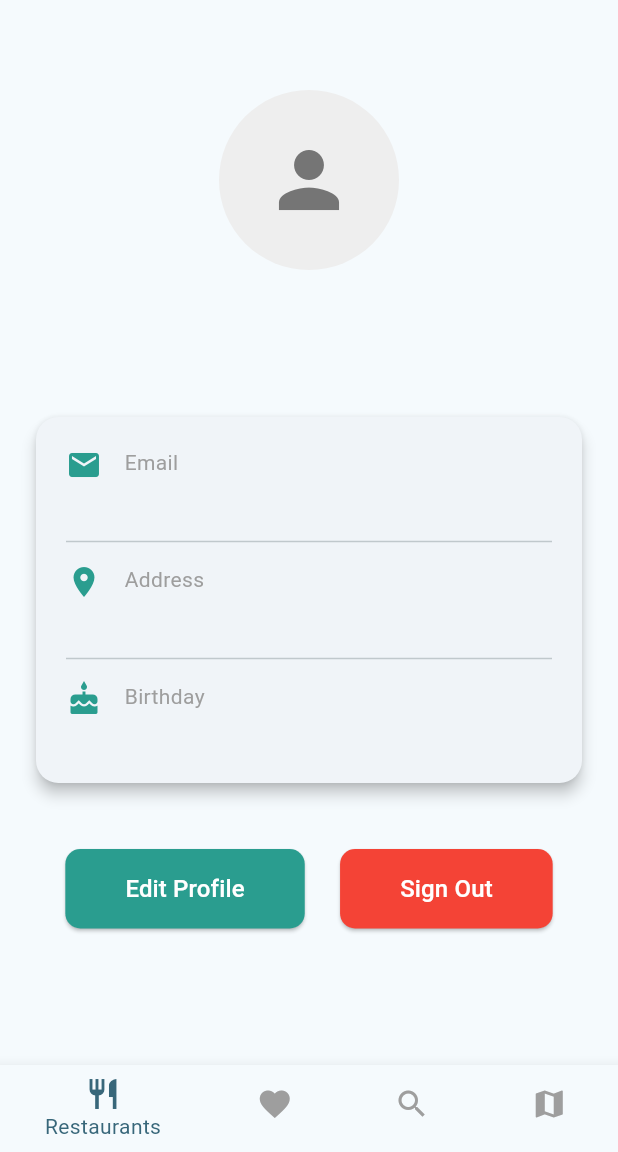
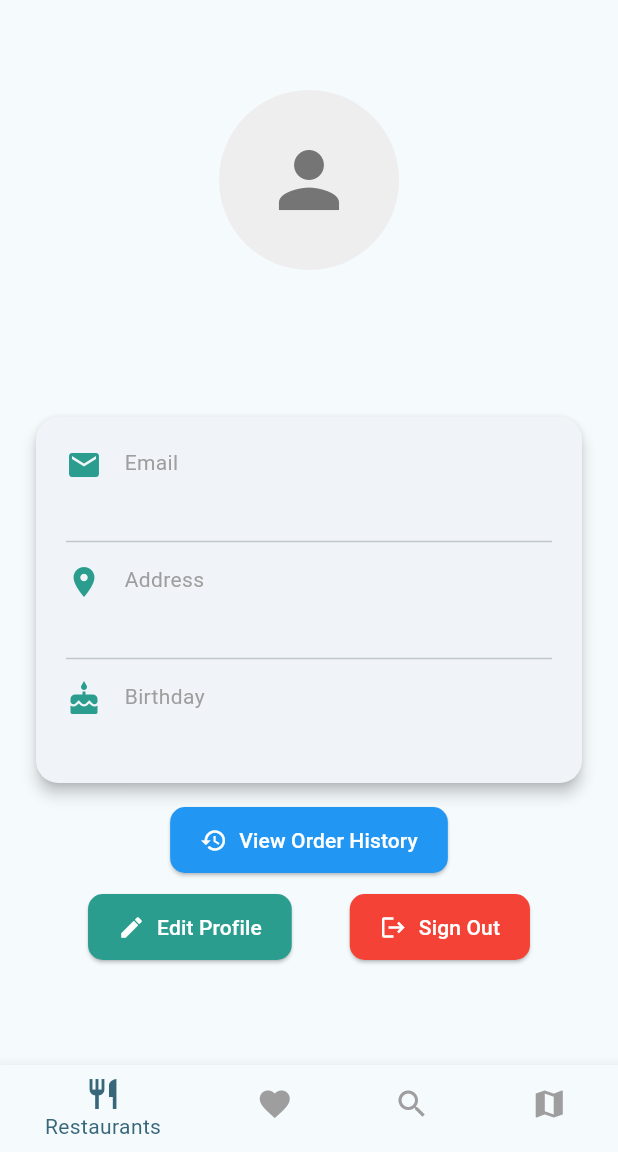
Before and after one commit to Grupo43Moviles20251/Flutter, a Flutter app: the UserPage screen opened directly, on a phone screen of 412 x 824 dp, the part 84-1236 px from its top. Run offline on Flutter 3.47's test engine with Material 3 defaults, Android fonts, the phone set to English and light mode, and no system bars; our stand-ins replace cached_network_image, cloud_firestore, connectivity_plus, firebase_auth, firebase_core, firebase_storage and 8 more; accounts and stored records are empty; network calls fail; project files that could hold a hidden picture were left out.

Commit message:
Changes with orders, hecho :)

```diff
--- /dev/null
+++ b/lib/Models/order_model.dart
@@ -0,0 +1,45 @@
+class OrderModel {
+  final String orderId;
+  final String productId;
+  final String productName;
+  final int quantity;
+  final double price;
+  final String orderDate;
+  final String status;
+
+  OrderModel({
+    required this.orderId,
+    required this.productId,
+    required this.productName,
+    required this.quantity,
+    required this.price,
+    required this.orderDate,
+    required this.status,
+  });
+
+
+  Map<String, dynamic> toMap() {
+    return {
+      'orderId': orderId,
+      'productId': productId,
+      'productName': productName,
+      'quantity': quantity,
+      'price': price,
+      'orderDate': orderDate,
+      'status': status,
+    };
+  }
+
+  // Create from Map (from Firebase)
+  factory OrderModel.fromMap(Map<String, dynamic> map) {
+    return OrderModel(
+      orderId: map['orderId'],
+      productId: map['productId'],
+      productName: map['productName'],
+      quantity: map['quantity'],
+      price: map['price'].toDouble(),
+      orderDate: map['orderDate'],
+      status: map['status'],
+    );
+  }
+}
--- a/lib/Pages/restaurant_detail_page.dart
+++ b/lib/Pages/restaurant_detail_page.dart
@@ -134,7 +134,7 @@ class _RestaurantDetailPageState extends State<RestaurantDetailPage> {
               return;
               }
 
-              final orderCode = await viewModel.orderItem(product.productId, quantity);
+              final orderCode = await viewModel.orderItem(product.productId, quantity, product.productName, product.discountPrice );
 
           if (!mounted) return;
 
--- a/lib/Pages/user_page.dart
+++ b/lib/Pages/user_page.dart
@@ -1,3 +1,5 @@
+import 'package:first_app/Repositories/order_repository.dart';
+import 'package:first_app/ViewModels/order_viewmodel.dart';
 import 'package:flutter/material.dart';
 import 'package:provider/provider.dart';
 import 'package:first_app/ViewModels/user_viewmodel.dart';
@@ -7,6 +9,7 @@ import 'package:first_app/Services/connection_helper.dart';
 import 'package:first_app/Repositories/user_repository.dart';
 import 'edit_profile_page.dart';
 import 'login_page.dart';
+import 'order_history_page.dart';
 
 class UserPage extends StatefulWidget {
   @override
@@ -83,20 +86,88 @@ class _UserPageState extends State<UserPage> {
                             ),
                           ),
                         ),
-                        SizedBox(height: 40),
+                        SizedBox(height: 10),
 
-                        // Action Buttons
+
+                        LayoutBuilder(
+                          builder: (context, constraints) {
+                            if (constraints.maxWidth < 600) {
+
+                              return Column(
+                                children: [
+                                  _buildActionButton(context, viewModel, Icons.history, 'View Order History', () {
+                                    _navigateToOrderHistory(context, viewModel);
+                                  }, color: Colors.blue),
+                                  SizedBox(height: 10),
                                   Row(
                                     mainAxisAlignment: MainAxisAlignment.spaceEvenly,
                                     children: [
-                            // Edit Button
-                            ElevatedButton(
-                              onPressed: () async {
+                                      _buildActionButton(context, viewModel, Icons.edit, 'Edit Profile', () {
+                                        _navigateToEditProfile(context, viewModel);
+                                      }, color: Color(0xFF2A9D8F)),
+                                      _buildActionButton(context, viewModel, Icons.logout, 'Sign Out', () {
+                                        _signOut(context, viewModel);
+                                      }, color: Colors.red),
+                                    ],
+                                  ),
+                                ],
+                              );
+                            } else {
+
+                              return Row(
+                                mainAxisAlignment: MainAxisAlignment.spaceEvenly,
+                                children: [
+                                  _buildActionButton(context, viewModel, Icons.history, 'View Order History', () {
+                                    _navigateToOrderHistory(context, viewModel);
+                                  }, color: Colors.blue),
+                                  _buildActionButton(context, viewModel, Icons.edit, 'Edit Profile', () {
+                                    _navigateToEditProfile(context, viewModel);
+                                  }, color: Color(0xFF2A9D8F)),
+                                  _buildActionButton(context, viewModel, Icons.logout, 'Sign Out', () {
+                                    _signOut(context, viewModel);
+                                  }, color: Colors.red),
+                                ],
+                              );
+                            }
+                          },
+                        ),
+                      ],
+                    ),
+                  ),
+                ),
+              ),
+            ),
+            selectedIndex: 0,
+          );
+        },
+      ),
+    );
+  }
+
+
+  Future<void> _navigateToOrderHistory(BuildContext context, UserViewModel viewModel) async {
     if (!viewModel.isOnline) {
       ScaffoldMessenger.of(context).showSnackBar(
         SnackBar(
-                                      content: Text(
-                                          'No internet connection. Try again when you\'re back online.'),
+          content: Text('No internet connection. Try again when you\'re back online.'),
+          duration: Duration(seconds: 3),
+        ));
+        return;
+      }
+        Navigator.push(
+        context,
+        MaterialPageRoute(
+          builder: (context) => OrderHistoryPage(
+              orderViewModel: OrderViewModel(orderRepository: OrderRepositoryImpl())),
+        ),
+      );
+    }
+
+  Future<void> _navigateToEditProfile(BuildContext context, UserViewModel viewModel) async {
+    if (!viewModel.isOnline) {
+      ScaffoldMessenger.of(context).showSnackBar(
+        SnackBar(
+          content: Text('No internet connection. Try again when you\'re back online.'),
           duration: Duration(seconds: 3),
         ),
       );
@@ -118,27 +189,9 @@ class _UserPageState extends State<UserPage> {
         viewModel.userData = updatedUser;
       }
     }
-                              },
-                              style: ElevatedButton.styleFrom(
-                                backgroundColor: Color(0xFF2A9D8F),
-                                padding: EdgeInsets.symmetric(
-                                    horizontal: 40, vertical: 15),
-                                shape: RoundedRectangleBorder(
-                                  borderRadius: BorderRadius.circular(10),
-                                ),
-                              ),
-                              child: Text(
-                                "Edit Profile",
-                                style: TextStyle(
-                                  fontSize: 16,
-                                  color: Colors.white,
-                                ),
-                              ),
-                            ),
+  }
 
-                            // Sign Out Button
-                            ElevatedButton(
-                              onPressed: () async {
+  Future<void> _signOut(BuildContext context, UserViewModel viewModel) async {
     if (!viewModel.isOnline) {
       ScaffoldMessenger.of(context).showSnackBar(
         SnackBar(
@@ -167,34 +220,30 @@ class _UserPageState extends State<UserPage> {
         ),
       );
     }
-                              },
+  }
+
+  Widget _buildActionButton(
+      BuildContext context,
+      UserViewModel viewModel,
+      IconData icon,
+      String label,
+      VoidCallback onPressed, {
+        required Color color,
+      }) {
+    return ElevatedButton.icon(
+      icon: Icon(icon, color: Colors.white), // Icono en blanco
+      label: Text(
+        label,
+        style: TextStyle(color: Colors.white), // Texto en blanco
+      ),
+      onPressed: onPressed,
       style: ElevatedButton.styleFrom(
-                                backgroundColor: Colors.red,
-                                padding: EdgeInsets.symmetric(
-                                    horizontal: 40, vertical: 15),
+        backgroundColor: color,
+        foregroundColor: Colors.white,
+        padding: EdgeInsets.symmetric(horizontal: 20, vertical: 12),
         shape: RoundedRectangleBorder(
           borderRadius: BorderRadius.circular(10),
         ),
-                              ),
-                              child: Text(
-                                "Sign Out",
-                                style: TextStyle(
-                                  fontSize: 16,
-                                  color: Colors.white,
-                                ),
-                              ),
-                            ),
-                          ],
-                        ),
-                      ],
-                    ),
-                  ),
-                ),
-              ),
-            ),
-            selectedIndex: 0,
-          );
-        },
       ),
     );
   }
--- /dev/null
+++ b/lib/ViewModels/order_viewmodel.dart
@@ -0,0 +1,20 @@
+import 'package:first_app/Models/order_model.dart';
+import 'package:first_app/Repositories/order_repository.dart';
+
+class OrderViewModel {
+  final OrderRepository orderRepository;
+
+  OrderViewModel({required this.orderRepository});
+
+  Future<void> saveOrder(OrderModel order) async {
+    await orderRepository.saveOrder(order);
+  }
+
+  Future<List<OrderModel>> getOrders() async {
+    return await orderRepository.getOrders();
+  }
+
+  Future<void> updateOrderStatus(String orderId, String newStatus) async {
+    await orderRepository.updateOrderStatus(orderId, newStatus);
+  }
+}
```
Also changed, not shown: lib/Pages/order_history_page.dart (added, +194 -0 lines), lib/Repositories/order_repository.dart (added, +162 -0 lines), lib/ViewModels/restaurant_detail_viewmodel.dart (+30 -4 lines). Lines whose indentation alone changed are shown as unchanged.
